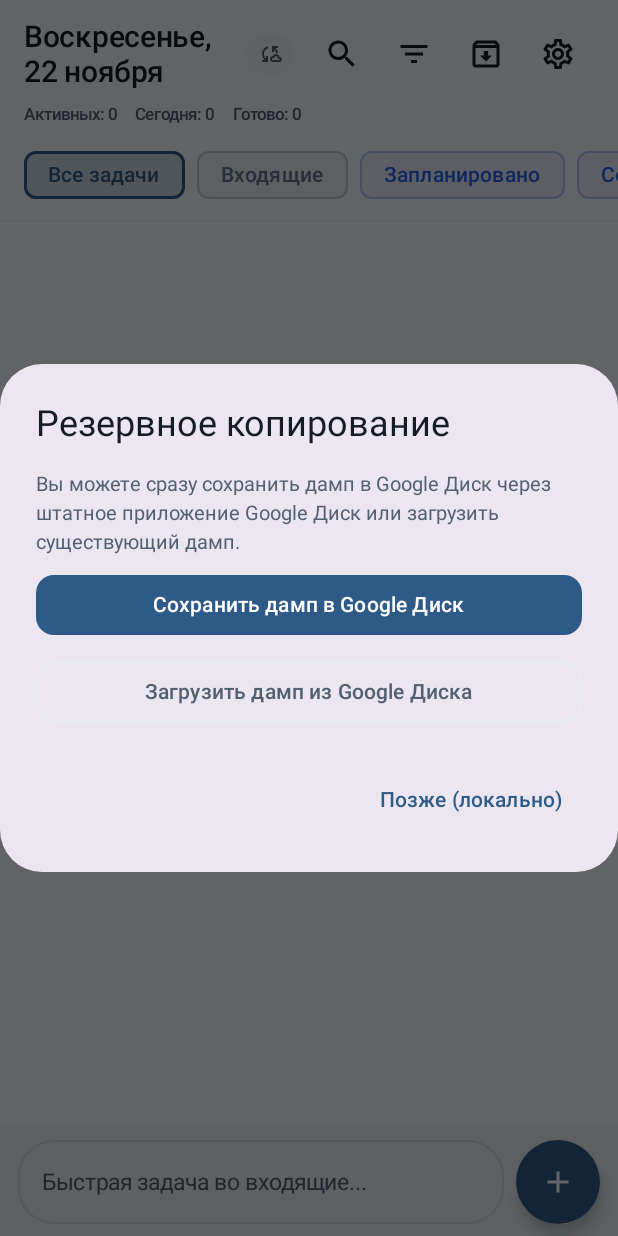
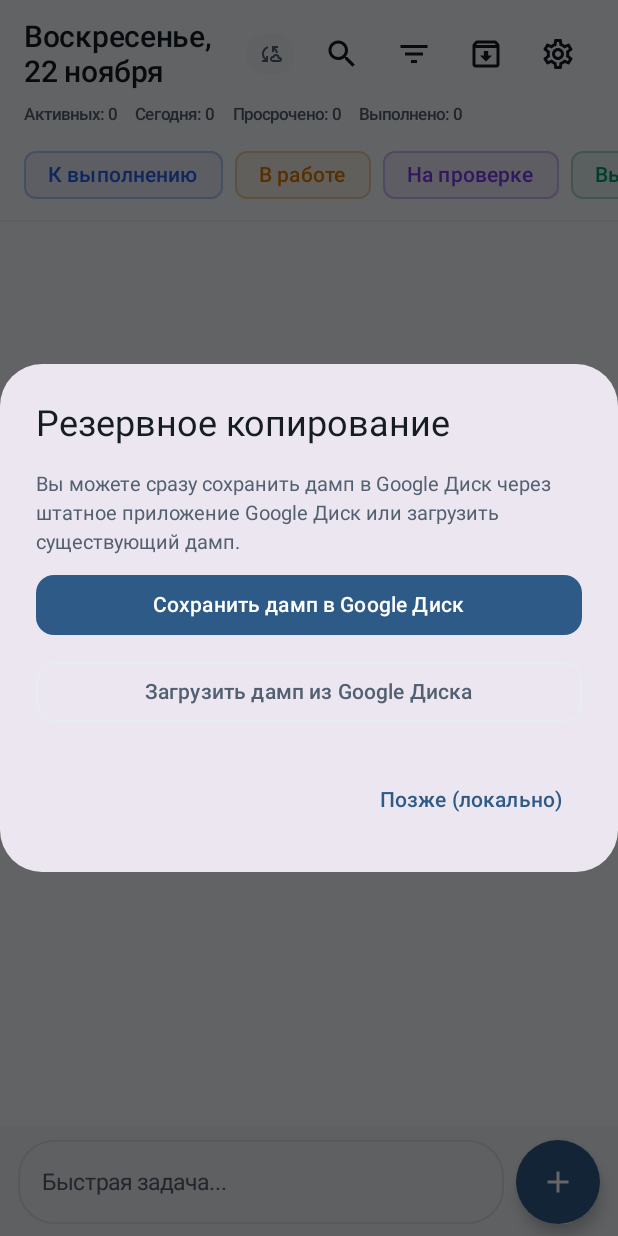
Before and after one commit to Nqam/personal-kanban, an Android app built with Jetpack Compose: the screen it shows after launch (MainActivity), on a phone screen of 412 x 824 dp. Run offline under Robolectric (Android 15) with nearby library versions, the phone set to English and light mode, and no system bars; our stand-ins replace Dagger/Hilt's generated code, Room's generated code; 4 statements that could not run were skipped.

Commit message:
Release v1.0.19: 4 focused statuses/filters, red overdue border, default TODO status, always-visible overdue counter

```diff
--- a/app/build.gradle.kts
+++ b/app/build.gradle.kts
@@ -15,8 +15,8 @@ android {
         applicationId = "com.personalkanban.app"
         minSdk = 26
         targetSdk = 35
-        versionCode = 19
-        versionName = "1.0.18"
+        versionCode = 20
+        versionName = "1.0.19"
 
         testInstrumentationRunner = "androidx.test.runner.AndroidJUnitRunner"
 
--- a/app/src/main/java/com/personalkanban/app/data/repository/TaskRepository.kt
+++ b/app/src/main/java/com/personalkanban/app/data/repository/TaskRepository.kt
@@ -88,7 +88,7 @@ class TaskRepository @Inject constructor(
     suspend fun createTask(
         title: String,
         description: String = "",
-        status: TaskStatus = TaskStatus.INBOX,
+        status: TaskStatus = TaskStatus.TODO,
         priority: TaskPriority = TaskPriority.MEDIUM,
         dueAt: Long? = null,
         hasTime: Boolean = false,
@@ -223,7 +223,7 @@ class TaskRepository @Inject constructor(
         return createTask(
             title = "${original.title} (копия)",
             description = original.description,
-            status = TaskStatus.INBOX,
+            status = TaskStatus.TODO,
             priority = original.priority,
             dueAt = original.dueAt,
             hasTime = original.hasTime,
--- a/app/src/main/java/com/personalkanban/app/domain/model/TaskModels.kt
+++ b/app/src/main/java/com/personalkanban/app/domain/model/TaskModels.kt
@@ -4,11 +4,10 @@ import kotlinx.serialization.Serializable
 
 @Serializable
 enum class TaskStatus(val displayName: String, val order: Int) {
-    INBOX("Входящие", 0),
-    PLANNED("Запланировано", 1),
-    IN_PROGRESS("В работе", 2),
-    WAITING("Ожидает", 3),
-    DONE("Готово", 4)
+    TODO("К выполнению", 0),
+    IN_PROGRESS("В работе", 1),
+    REVIEW("На проверке", 2),
+    DONE("Выполнено", 3)
 }
 
 @Serializable
@@ -20,15 +19,11 @@ enum class TaskPriority(val displayName: String, val weight: Int) {
 }
 
 enum class TaskViewTab(val displayName: String) {
-    ALL("Все задачи"),
-    INBOX("Входящие"),
-    PLANNED("Запланировано"),
-    TODAY("Сегодня"),
-    UPCOMING("Предстоящие"),
-    OVERDUE("Просроченные"),
-    IN_PROGRESS("Выполняются"),
-    WAITING("Ожидает"),
-    DONE("Завершённые")
+    ALL("Все"),
+    TODO("К выполнению"),
+    IN_PROGRESS("В работе"),
+    REVIEW("На проверке"),
+    DONE("Выполнено")
 }
 
 enum class DueDateFilter(val displayName: String) {
@@ -77,7 +72,7 @@ data class TaskItem(
     val id: String,
     val title: String,
     val description: String = "",
-    val status: TaskStatus = TaskStatus.INBOX,
+    val status: TaskStatus = TaskStatus.TODO,
     val priority: TaskPriority = TaskPriority.MEDIUM,
     val dueAt: Long? = null,
     val hasTime: Boolean = false,
--- a/app/src/main/java/com/personalkanban/app/ui/components/QuickAddSheet.kt
+++ b/app/src/main/java/com/personalkanban/app/ui/components/QuickAddSheet.kt
@@ -93,7 +93,7 @@ fun QuickAddBottomSheet(
     val focusRequester = remember { FocusRequester() }
 
     var title by remember { mutableStateOf("") }
-    var status by remember { mutableStateOf(TaskStatus.INBOX) }
+    var status by remember { mutableStateOf(TaskStatus.TODO) }
     var priority by remember { mutableStateOf(TaskPriority.MEDIUM) }
     var dueAt by remember { mutableStateOf<Long?>(null) }
     var hasTime by remember { mutableStateOf(false) }
@@ -231,7 +231,7 @@ fun QuickAddBottomSheet(
                 )
 
                 FilterChip(
-                    selected = showStatusRow || status != TaskStatus.INBOX,
+                    selected = showStatusRow || status != TaskStatus.TODO,
                     onClick = {
                         showStatusRow = !showStatusRow
                         if (showStatusRow) showPriorityRow = false
--- a/app/src/main/java/com/personalkanban/app/ui/components/TaskCard.kt
+++ b/app/src/main/java/com/personalkanban/app/ui/components/TaskCard.kt
@@ -186,11 +186,11 @@ fun TaskCard(
                 tonalElevation = 1.dp,
                 shadowElevation = 1.dp,
                 border = BorderStroke(
-                    width = if (isSelected) 1.5.dp else 1.dp,
+                    width = if (isSelected || isOverdue) 1.5.dp else 1.dp,
                     color = if (isSelected) {
                         MaterialTheme.colorScheme.primary
                     } else if (isOverdue) {
-                        MaterialTheme.colorScheme.error.copy(alpha = 0.45f)
+                        MaterialTheme.colorScheme.error
                     } else {
                         MaterialTheme.colorScheme.outlineVariant
                     }
--- a/app/src/main/java/com/personalkanban/app/ui/main/MainScreen.kt
+++ b/app/src/main/java/com/personalkanban/app/ui/main/MainScreen.kt
@@ -283,13 +283,11 @@ fun MainScreen(
                 ) {
                     StatLabel("Активных: ${state.stats.activeCount}")
                     StatLabel("Сегодня: ${state.stats.todayCount}")
-                    if (state.stats.overdueCount > 0) {
-                        StatLabel(
-                            text = "Просрочено: ${state.stats.overdueCount}",
-                            isAlert = true
-                        )
-                    }
-                    StatLabel("Готово: ${state.stats.doneCount}")
+                    StatLabel(
+                        text = "Просрочено: ${state.stats.overdueCount}",
+                        isAlert = state.stats.overdueCount > 0
+                    )
+                    StatLabel("Выполнено: ${state.stats.doneCount}")
                 }
 
                 // Search bar
@@ -313,7 +311,7 @@ fun MainScreen(
                     )
                 }
 
-                // View tabs with status-matched accent colors
+                // View tabs: only the 4 statuses (tap active chip again to show all)
                 Row(
                     modifier = Modifier
                         .fillMaxWidth()
@@ -321,22 +319,19 @@ fun MainScreen(
                         .padding(horizontal = 16.dp, vertical = 6.dp),
                     horizontalArrangement = Arrangement.spacedBy(8.dp)
                 ) {
-                    TaskViewTab.entries.forEach { tab ->
-                        val tabColor = when (tab) {
-                            TaskViewTab.ALL -> MaterialTheme.colorScheme.primary
-                            TaskViewTab.INBOX -> TaskStatus.INBOX.accentColor(isDark)
-                            TaskViewTab.PLANNED -> TaskStatus.PLANNED.accentColor(isDark)
-                            TaskViewTab.TODAY -> TaskStatus.PLANNED.accentColor(isDark)
-                            TaskViewTab.UPCOMING -> MaterialTheme.colorScheme.tertiary
-                            TaskViewTab.OVERDUE -> MaterialTheme.colorScheme.error
-                            TaskViewTab.IN_PROGRESS -> TaskStatus.IN_PROGRESS.accentColor(isDark)
-                            TaskViewTab.WAITING -> TaskStatus.WAITING.accentColor(isDark)
-                            TaskViewTab.DONE -> TaskStatus.DONE.accentColor(isDark)
-                        }
+                    listOf(
+                        TaskViewTab.TODO to TaskStatus.TODO,
+                        TaskViewTab.IN_PROGRESS to TaskStatus.IN_PROGRESS,
+                        TaskViewTab.REVIEW to TaskStatus.REVIEW,
+                        TaskViewTab.DONE to TaskStatus.DONE
+                    ).forEach { (tab, status) ->
+                        val tabColor = status.accentColor(isDark)
                         val isSelected = state.filterState.selectedTab == tab
                         FilterChip(
                             selected = isSelected,
-                            onClick = { viewModel.selectTab(tab) },
+                            onClick = {
+                                viewModel.selectTab(if (isSelected) TaskViewTab.ALL else tab)
+                            },
                             label = { Text(tab.displayName) },
                             colors = FilterChipDefaults.filterChipColors(
                                 containerColor = tabColor.copy(alpha = 0.08f),
@@ -444,7 +439,7 @@ fun MainScreen(
                         OutlinedTextField(
                             value = inlineTaskTitle,
                             onValueChange = { inlineTaskTitle = it },
-                            placeholder = { Text("Быстрая задача во входящие...") },
+                            placeholder = { Text("Быстрая задача...") },
                             singleLine = true,
                             shape = RoundedCornerShape(24.dp),
                             keyboardOptions = KeyboardOptions(imeAction = ImeAction.Send),
--- a/app/src/main/java/com/personalkanban/app/ui/theme/Theme.kt
+++ b/app/src/main/java/com/personalkanban/app/ui/theme/Theme.kt
@@ -101,9 +101,8 @@ fun TaskPriority.color(isDark: Boolean): Color = when (this) {
 }
 
 fun TaskStatus.accentColor(isDark: Boolean): Color = when (this) {
-    TaskStatus.INBOX -> if (isDark) Color(0xFF94A3B8) else Color(0xFF64748B)
-    TaskStatus.PLANNED -> if (isDark) Color(0xFF60A5FA) else Color(0xFF2563EB)
+    TaskStatus.TODO -> if (isDark) Color(0xFF60A5FA) else Color(0xFF2563EB)
     TaskStatus.IN_PROGRESS -> if (isDark) Color(0xFFFBBF24) else Color(0xFFD97706)
-    TaskStatus.WAITING -> if (isDark) Color(0xFFA78BFA) else Color(0xFF7C3AED)
+    TaskStatus.REVIEW -> if (isDark) Color(0xFFA78BFA) else Color(0xFF7C3AED)
     TaskStatus.DONE -> if (isDark) Color(0xFF34D399) else Color(0xFF059669)
 }
```
Also changed, not shown: app/src/main/java/com/personalkanban/app/data/local/Entities.kt (+7 -2 lines), app/src/main/java/com/personalkanban/app/domain/model/TaskFilterEngine.kt (+2 -15 lines), 3 other files.
